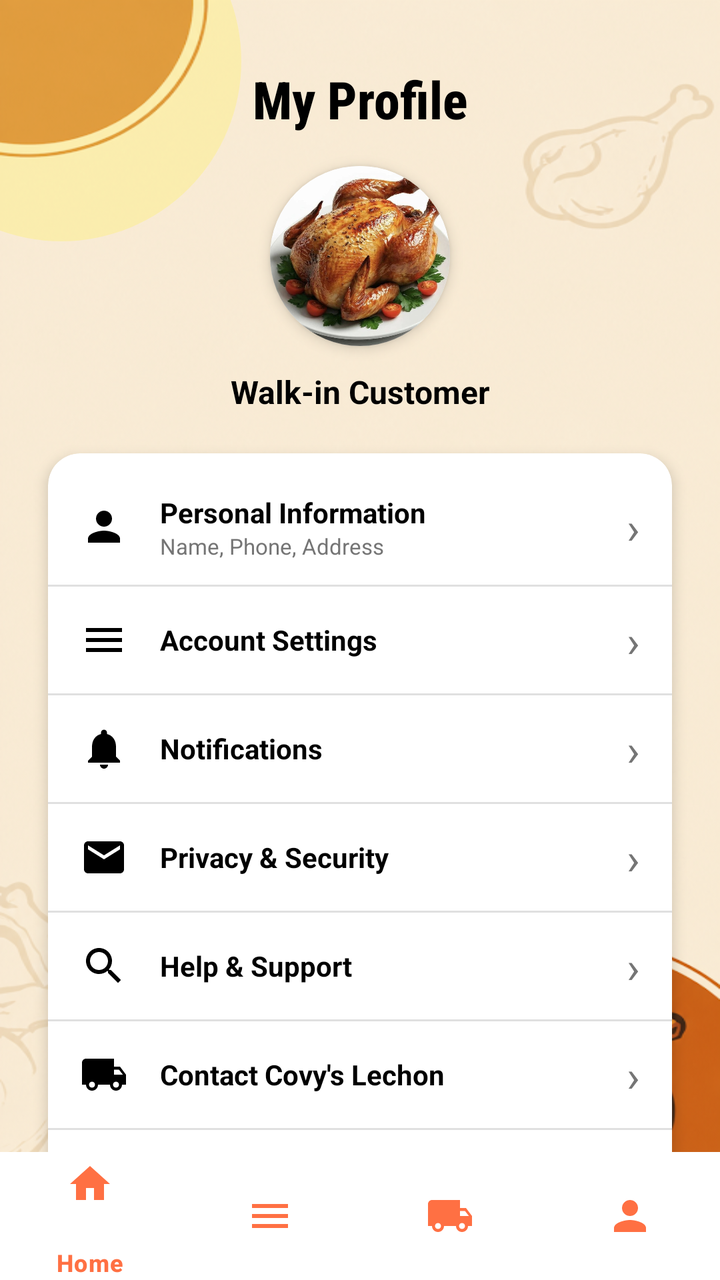
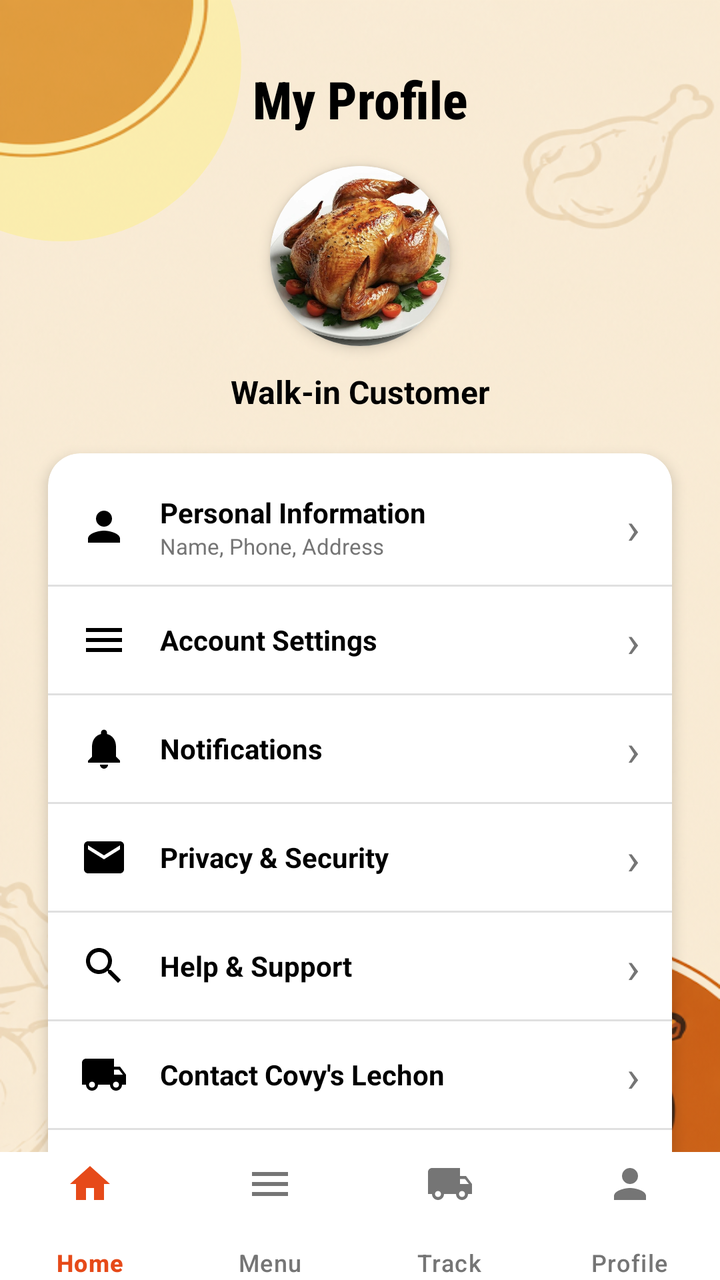

Screens rendered from an Android XML layout before and after an edit, with the pre-edit source and the edit as a unified diff.
<!-- AndroidManifest.xml: application theme Theme.CoyvSplashScreen -->
<!-- res/layout/profile.xml -->
<?xml version="1.0" encoding="utf-8"?>
<androidx.constraintlayout.widget.ConstraintLayout xmlns:android="http://schemas.android.com/apk/res/android"
    xmlns:app="http://schemas.android.com/apk/res-auto"
    xmlns:tools="http://schemas.android.com/tools"
    android:id="@+id/main"
    android:layout_width="match_parent"
    android:layout_height="match_parent"
    android:background="@drawable/signinbackgoundimage"
    tools:context=".ProfileActivity">

    
    <View
        android:id="@+id/view_decoration_top"
        android:layout_width="180dp"
        android:layout_height="180dp"
        android:layout_marginStart="-60dp"
        android:layout_marginTop="-60dp"
        android:alpha="0.4"
        android:background="@drawable/bg_circle_decoration"
        app:layout_constraintStart_toStartOf="parent"
        app:layout_constraintTop_toTopOf="parent" />

    <androidx.core.widget.NestedScrollView
        android:layout_width="match_parent"
        android:layout_height="0dp"
        android:fillViewport="true"
        app:layout_constraintBottom_toTopOf="@+id/bottom_navigation"
        app:layout_constraintTop_toTopOf="parent">

        <androidx.constraintlayout.widget.ConstraintLayout
            android:layout_width="match_parent"
            android:layout_height="wrap_content"
            android:paddingBottom="24dp">

            
            <TextView
                android:id="@+id/tv_my_profile"
                android:layout_width="wrap_content"
                android:layout_height="wrap_content"
                android:layout_marginTop="32dp"
                android:fontFamily="sans-serif-condensed-medium"
                android:text="My Profile"
                android:textColor="@color/black"
                android:textSize="26sp"
                android:textStyle="bold"
                app:layout_constraintEnd_toEndOf="parent"
                app:layout_constraintStart_toStartOf="parent"
                app:layout_constraintTop_toTopOf="parent" />

            
            <androidx.cardview.widget.CardView
                android:id="@+id/cv_avatar"
                android:layout_width="90dp"
                android:layout_height="90dp"
                android:layout_marginTop="16dp"
                app:cardCornerRadius="45dp"
                app:cardElevation="4dp"
                app:layout_constraintEnd_toEndOf="parent"
                app:layout_constraintStart_toStartOf="parent"
                app:layout_constraintTop_toBottomOf="@+id/tv_my_profile">

                <ImageView
                    android:id="@+id/iv_avatar"
                    android:layout_width="match_parent"
                    android:layout_height="match_parent"
                    android:contentDescription="Profile Picture"
                    android:scaleType="centerCrop"
                    android:src="@drawable/f423b4974f4dd7924f11f1bad41bf1b4" />
            </androidx.cardview.widget.CardView>

            
            <TextView
                android:id="@+id/tv_customer_name"
                android:layout_width="wrap_content"
                android:layout_height="wrap_content"
                android:layout_marginTop="12dp"
                android:text="Walk-in Customer"
                android:textColor="@color/black"
                android:textSize="16sp"
                android:textStyle="bold"
                app:layout_constraintEnd_toEndOf="parent"
                app:layout_constraintStart_toStartOf="parent"
                app:layout_constraintTop_toBottomOf="@+id/cv_avatar" />

            
            <androidx.cardview.widget.CardView
                android:id="@+id/cv_options"
                android:layout_width="0dp"
                android:layout_height="wrap_content"
                android:layout_marginStart="24dp"
                android:layout_marginTop="20dp"
                android:layout_marginEnd="24dp"
                app:cardCornerRadius="16dp"
                app:cardElevation="4dp"
                app:layout_constraintEnd_toEndOf="parent"
                app:layout_constraintStart_toStartOf="parent"
                app:layout_constraintTop_toBottomOf="@+id/tv_customer_name">

                <LinearLayout
                    android:layout_width="match_parent"
                    android:layout_height="wrap_content"
                    android:orientation="vertical"
                    android:paddingVertical="8dp">

                    
                    <LinearLayout
                        android:id="@+id/layout_personal_info"
                        android:layout_width="match_parent"
                        android:layout_height="wrap_content"
                        android:background="?attr/selectableItemBackground"
                        android:gravity="center_vertical"
                        android:orientation="horizontal"
                        android:paddingHorizontal="16dp"
                        android:paddingVertical="12dp">

                        <ImageView
                            android:layout_width="24dp"
                            android:layout_height="24dp"
                            android:contentDescription="Personal Info"
                            android:src="@drawable/ic_profile"
                            app:tint="@color/black" />

                        <LinearLayout
                            android:layout_width="0dp"
                            android:layout_height="wrap_content"
                            android:layout_weight="1"
                            android:layout_marginStart="16dp"
                            android:orientation="vertical">

                            <TextView
                                android:layout_width="wrap_content"
                                android:layout_height="wrap_content"
                                android:text="Personal Information"
                                android:textColor="@color/black"
                                android:textSize="14sp"
                                android:textStyle="bold" />

                            <TextView
                                android:layout_width="wrap_content"
                                android:layout_height="wrap_content"
                                android:text="Name, Phone, Address"
                                android:textColor="@color/text_grey"
                                android:textSize="11sp" />
                        </LinearLayout>

                        <TextView
                            android:layout_width="wrap_content"
                            android:layout_height="wrap_content"
                            android:text="›"
                            android:textColor="@color/text_grey"
                            android:textSize="22sp" />
                    </LinearLayout>

                    
                    <View
                        android:layout_width="match_parent"
                        android:layout_height="1dp"
                        android:background="#E0E0E0" />

                    
                    <LinearLayout
                        android:id="@+id/layout_account_settings"
                        android:layout_width="match_parent"
                        android:layout_height="wrap_content"
                        android:background="?attr/selectableItemBackground"
                        android:gravity="center_vertical"
                        android:orientation="horizontal"
                        android:paddingHorizontal="16dp"
                        android:paddingVertical="12dp">

                        <ImageView
                            android:layout_width="24dp"
                            android:layout_height="24dp"
                            android:contentDescription="Settings"
                            android:src="@drawable/ic_menu"
                            app:tint="@color/black" />

                        <TextView
                            android:layout_width="0dp"
                            android:layout_height="wrap_content"
                            android:layout_weight="1"
                            android:layout_marginStart="16dp"
                            android:text="Account Settings"
                            android:textColor="@color/black"
                            android:textSize="14sp"
                            android:textStyle="bold" />

                        <TextView
                            android:layout_width="wrap_content"
                            android:layout_height="wrap_content"
                            android:text="›"
                            android:textColor="@color/text_grey"
                            android:textSize="22sp" />
                    </LinearLayout>

                    <View
                        android:layout_width="match_parent"
                        android:layout_height="1dp"
                        android:background="#E0E0E0" />

                    
                    <LinearLayout
                        android:id="@+id/layout_notifications"
                        android:layout_width="match_parent"
                        android:layout_height="wrap_content"
                        android:background="?attr/selectableItemBackground"
                        android:gravity="center_vertical"
                        android:orientation="horizontal"
                        android:paddingHorizontal="16dp"
                        android:paddingVertical="12dp">

                        <ImageView
                            android:layout_width="24dp"
                            android:layout_height="24dp"
                            android:contentDescription="Notifications"
                            android:src="@drawable/ic_notifications"
                            app:tint="@color/black" />

                        <TextView
                            android:layout_width="0dp"
                            android:layout_height="wrap_content"
                            android:layout_weight="1"
                            android:layout_marginStart="16dp"
                            android:text="Notifications"
                            android:textColor="@color/black"
                            android:textSize="14sp"
                            android:textStyle="bold" />

                        <TextView
                            android:layout_width="wrap_content"
                            android:layout_height="wrap_content"
                            android:text="›"
                            android:textColor="@color/text_grey"
                            android:textSize="22sp" />
                    </LinearLayout>

                    <View
                        android:layout_width="match_parent"
                        android:layout_height="1dp"
                        android:background="#E0E0E0" />

                    
                    <LinearLayout
                        android:id="@+id/layout_privacy"
                        android:layout_width="match_parent"
                        android:layout_height="wrap_content"
                        android:background="?attr/selectableItemBackground"
                        android:gravity="center_vertical"
                        android:orientation="horizontal"
                        android:paddingHorizontal="16dp"
                        android:paddingVertical="12dp">

                        <ImageView
                            android:layout_width="24dp"
                            android:layout_height="24dp"
                            android:contentDescription="Privacy"
                            android:src="@drawable/baseline_mail_24"
                            app:tint="@color/black" />

                        <TextView
                            android:layout_width="0dp"
                            android:layout_height="wrap_content"
                            android:layout_weight="1"
                            android:layout_marginStart="16dp"
                            android:text="Privacy &amp; Security"
                            android:textColor="@color/black"
                            android:textSize="14sp"
                            android:textStyle="bold" />

                        <TextView
                            android:layout_width="wrap_content"
                            android:layout_height="wrap_content"
                            android:text="›"
                            android:textColor="@color/text_grey"
                            android:textSize="22sp" />
                    </LinearLayout>

                    <View
                        android:layout_width="match_parent"
                        android:layout_height="1dp"
                        android:background="#E0E0E0" />

                    
                    <LinearLayout
                        android:id="@+id/layout_help"
                        android:layout_width="match_parent"
                        android:layout_height="wrap_content"
                        android:background="?attr/selectableItemBackground"
                        android:gravity="center_vertical"
                        android:orientation="horizontal"
                        android:paddingHorizontal="16dp"
                        android:paddingVertical="12dp">

                        <ImageView
                            android:layout_width="24dp"
                            android:layout_height="24dp"
                            android:contentDescription="Help"
                            android:src="@drawable/ic_search"
                            app:tint="@color/black" />

                        <TextView
                            android:layout_width="0dp"
                            android:layout_height="wrap_content"
                            android:layout_weight="1"
                            android:layout_marginStart="16dp"
                            android:text="Help &amp; Support"
                            android:textColor="@color/black"
                            android:textSize="14sp"
                            android:textStyle="bold" />

                        <TextView
                            android:layout_width="wrap_content"
                            android:layout_height="wrap_content"
                            android:text="›"
                            android:textColor="@color/text_grey"
                            android:textSize="22sp" />
                    </LinearLayout>

                    <View
                        android:layout_width="match_parent"
                        android:layout_height="1dp"
                        android:background="#E0E0E0" />

                    
                    <LinearLayout
                        android:id="@+id/layout_contact"
                        android:layout_width="match_parent"
                        android:layout_height="wrap_content"
                        android:background="?attr/selectableItemBackground"
                        android:gravity="center_vertical"
                        android:orientation="horizontal"
                        android:paddingHorizontal="16dp"
                        android:paddingVertical="12dp">

                        <ImageView
                            android:layout_width="24dp"
                            android:layout_height="24dp"
                            android:contentDescription="Contact"
                            android:src="@drawable/ic_track"
                            app:tint="@color/black" />

                        <TextView
                            android:layout_width="0dp"
                            android:layout_height="wrap_content"
                            android:layout_weight="1"
                            android:layout_marginStart="16dp"
                            android:text="Contact Covy\'s Lechon"
                            android:textColor="@color/black"
                            android:textSize="14sp"
                            android:textStyle="bold" />

                        <TextView
                            android:layout_width="wrap_content"
                            android:layout_height="wrap_content"
                            android:text="›"
                            android:textColor="@color/text_grey"
                            android:textSize="22sp" />
                    </LinearLayout>

                    <View
                        android:layout_width="match_parent"
                        android:layout_height="1dp"
                        android:background="#E0E0E0" />

                    
                    <LinearLayout
                        android:id="@+id/layout_about"
                        android:layout_width="match_parent"
                        android:layout_height="wrap_content"
                        android:background="?attr/selectableItemBackground"
                        android:gravity="center_vertical"
                        android:orientation="horizontal"
                        android:paddingHorizontal="16dp"
                        android:paddingVertical="12dp">

                        <ImageView
                            android:layout_width="24dp"
                            android:layout_height="24dp"
                            android:contentDescription="About Us"
                            android:src="@drawable/ic_home"
                            app:tint="@color/black" />

                        <TextView
                            android:layout_width="0dp"
                            android:layout_height="wrap_content"
                            android:layout_weight="1"
                            android:layout_marginStart="16dp"
                            android:text="About Us"
                            android:textColor="@color/black"
                            android:textSize="14sp"
                            android:textStyle="bold" />

                        <TextView
                            android:layout_width="wrap_content"
                            android:layout_height="wrap_content"
                            android:text="›"
                            android:textColor="@color/text_grey"
                            android:textSize="22sp" />
                    </LinearLayout>

                </LinearLayout>
            </androidx.cardview.widget.CardView>

            
            <Button
                android:id="@+id/btn_logout"
                android:layout_width="0dp"
                android:layout_height="50dp"
                android:layout_marginStart="24dp"
                android:layout_marginTop="20dp"
                android:layout_marginEnd="24dp"
                android:backgroundTint="#FFE0B2"
                android:text="Log Out"
                android:textColor="@color/orange_dark"
                android:textSize="16sp"
                android:textStyle="bold"
                app:cornerRadius="12dp"
                app:layout_constraintEnd_toEndOf="parent"
                app:layout_constraintStart_toStartOf="parent"
                app:layout_constraintTop_toBottomOf="@+id/cv_options" />

        </androidx.constraintlayout.widget.ConstraintLayout>
    </androidx.core.widget.NestedScrollView>

    <com.google.android.material.bottomnavigation.BottomNavigationView
        android:id="@+id/bottom_navigation"
        android:layout_width="match_parent"
        android:layout_height="64dp"
        android:background="@color/white"
        app:itemIconTint="@color/orange_primary"
        app:itemTextColor="@color/orange_primary"
        app:itemIconSize="24dp"
        app:itemPaddingTop="4dp"
        app:itemPaddingBottom="4dp"
        app:layout_constraintBottom_toBottomOf="parent"
        app:menu="@menu/bottom_nav_menu" />

</androidx.constraintlayout.widget.ConstraintLayout>
<!-- resources referenced by this layout -->
<resources>
  <color name="black">#FF000000</color>
  <color name="orange_dark">#E64A19</color>
  <color name="orange_primary">#FF7043</color>
  <color name="text_grey">#757575</color>
  <color name="white">#FFFFFFFF</color>
  <!-- drawable baseline_mail_24 (drawable) -->
  <vector xmlns:android="http://schemas.android.com/apk/res/android" android:height="24dp" android:tint="#000000" android:viewportHeight="24" android:viewportWidth="24" android:width="24dp">
      <path android:fillColor="@android:color/white" android:pathData="M20,4L4,4c-1.1,0 -1.99,0.9 -1.99,2L2,18c0,1.1 0.9,2 2,2h16c1.1,0 2,-0.9 2,-2L22,6c0,-1.1 -0.9,-2 -2,-2zM20,8l-8,5 -8,-5L4,6l8,5 8,-5v2z"/>
  </vector>
  <!-- drawable bg_circle_decoration (drawable) -->
  <shape xmlns:android="http://schemas.android.com/apk/res/android"
      android:shape="oval">
      <solid android:color="#FFF176" />
  </shape>
  <!-- drawable ic_home (drawable) -->
  <vector xmlns:android="http://schemas.android.com/apk/res/android"
      android:width="24dp"
      android:height="24dp"
      android:viewportWidth="24"
      android:viewportHeight="24">
      <path
          android:fillColor="#000000"
          android:pathData="M10,20v-6h4v6h5v-8h3L12,3 2,12h3v8z" />
  </vector>
  <!-- drawable ic_menu (drawable) -->
  <vector xmlns:android="http://schemas.android.com/apk/res/android"
      android:width="24dp"
      android:height="24dp"
      android:viewportWidth="24"
      android:viewportHeight="24">
      <path
          android:fillColor="#000000"
          android:pathData="M3,18h18v-2H3V18z M3,13h18v-2H3V13z M3,6v2h18V6H3z" />
  </vector>
  <!-- drawable ic_notifications (drawable) -->
  <vector xmlns:android="http://schemas.android.com/apk/res/android"
      android:width="24dp"
      android:height="24dp"
      android:viewportWidth="24"
      android:viewportHeight="24">
      <path
          android:fillColor="#000000"
          android:pathData="M12,22c1.1,0 2,-0.9 2,-2h-4c0,1.1 0.89,2 2,2zm6,-6v-5c0,-3.07 -1.64,-5.64 -4.5,-6.32V4c0,-0.83 -0.67,-1.5 -1.5,-1.5s-1.5,0.67 -1.5,1.5v0.68C7.63,5.36 6,7.92 6,11v5l-2,2v1h16v-1l-2,-2z" />
  </vector>
  <!-- drawable ic_profile (drawable) -->
  <vector xmlns:android="http://schemas.android.com/apk/res/android"
      android:width="24dp"
      android:height="24dp"
      android:viewportWidth="24"
      android:viewportHeight="24">
      <path
          android:fillColor="#000000"
          android:pathData="M12,12c2.21,0 4,-1.79 4,-4s-1.79,-4 -4,-4 -4,1.79 -4,4 1.79,4 4,4zm0,2c-2.67,0 -8,1.34 -8,4v2h16v-2c0,-2.66 -5.33,-4 -8,-4z" />
  </vector>
  <!-- drawable ic_search (drawable) -->
  <vector xmlns:android="http://schemas.android.com/apk/res/android"
      android:width="24dp"
      android:height="24dp"
      android:viewportWidth="24"
      android:viewportHeight="24">
      <path
          android:fillColor="#000000"
          android:pathData="M15.5,14h-0.79l-0.28,-0.27C15.41,12.59 16,11.11 16,9.5 16,5.91 13.09,3 9.5,3S3,5.91 3,9.5 5.91,16 9.5,16c1.61,0 3.09,-0.59 4.23,-1.57l0.27,0.28v0.79l5,4.99L20.49,19l-4.99,-5zm-6,0C7.01,14 5,11.99 5,9.5S7.01,5 9.5,5 14,7.01 14,9.5 11.99,14 9.5,14z" />
  </vector>
  <!-- drawable ic_track (drawable) -->
  <vector xmlns:android="http://schemas.android.com/apk/res/android"
      android:width="24dp"
      android:height="24dp"
      android:viewportWidth="24"
      android:viewportHeight="24">
      <path
          android:fillColor="#000000"
          android:pathData="M20,8h-3V4H3c-1.1,0 -2,0.9 -2,2v11h2c0,1.66 1.34,3 3,3s3,-1.34 3,-3h6c0,1.66 1.34,3 3,3s3,-1.34 3,-3h2v-5l-3,-4zM6,18.5c-0.83,0 -1.5,-0.67 -1.5,-1.5s0.67,-1.5 1.5,-1.5 1.5,0.67 1.5,1.5 -0.67,1.5 -1.5,1.5zm13.5,-9l1.96,2.5H17V9.5h2.5zm-1.5,9c-0.83,0 -1.5,-0.67 -1.5,-1.5s0.67,-1.5 1.5,-1.5 1.5,0.67 1.5,1.5 -0.67,1.5 -1.5,1.5z" />
  </vector>
  <!-- drawable signinbackgoundimage: png bitmap (drawable, 391030 bytes) -->
  <style name="Theme.CoyvSplashScreen" parent="Base.Theme.CoyvSplashScreen" />
  <style name="Base.Theme.CoyvSplashScreen" parent="Theme.Material3.DayNight.NoActionBar">
          
          
      </style>
  <!-- unchanged entries left out for length: 1 -->
</resources>

<!-- the commit's change to res/layout/profile.xml (unified diff, before → after) -->
@@ -427,8 +427,9 @@
         android:layout_width="match_parent"
         android:layout_height="64dp"
         android:background="@color/white"
-        app:itemIconTint="@color/orange_primary"
-        app:itemTextColor="@color/orange_primary"
+        app:itemIconTint="@color/bottom_nav_color_selector"
+        app:itemTextColor="@color/bottom_nav_color_selector"
+        app:labelVisibilityMode="labeled"
         app:itemIconSize="24dp"
         app:itemPaddingTop="4dp"
         app:itemPaddingBottom="4dp"
<!-- resource entries referenced after the edit -->
@@ -2,7 +2,6 @@
 <resources>
   <color name="black">#FF000000</color>
   <color name="orange_dark">#E64A19</color>
-  <color name="orange_primary">#FF7043</color>
   <color name="text_grey">#757575</color>
   <color name="white">#FFFFFFFF</color>
   <!-- drawable baseline_mail_24 (drawable) -->
